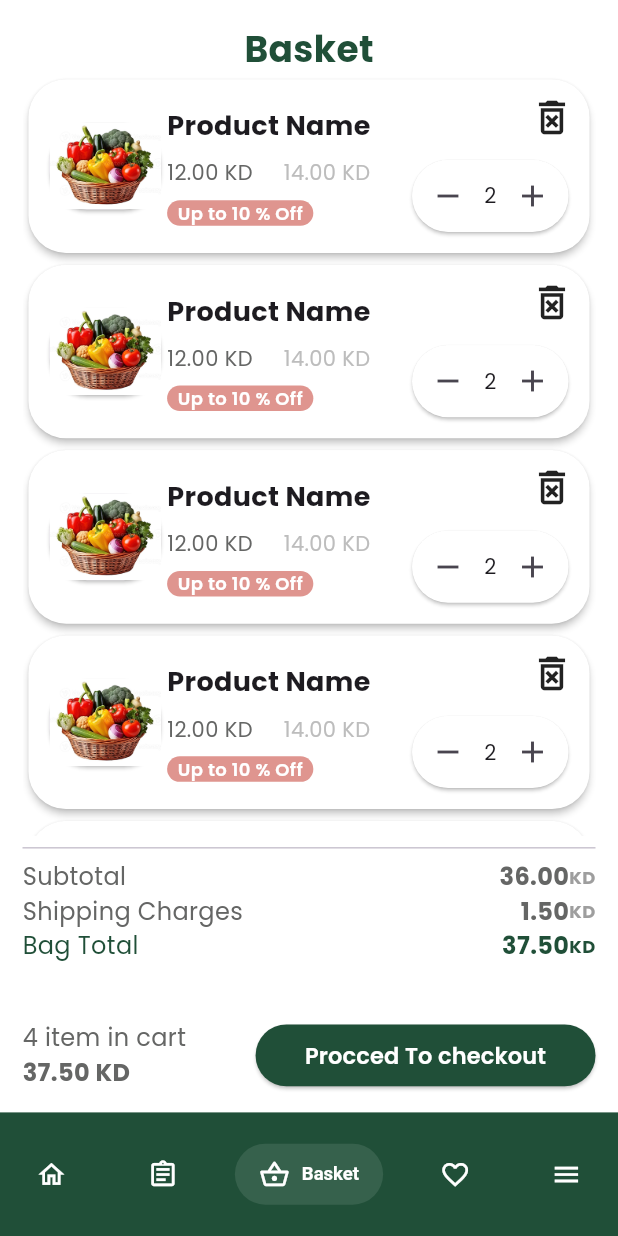
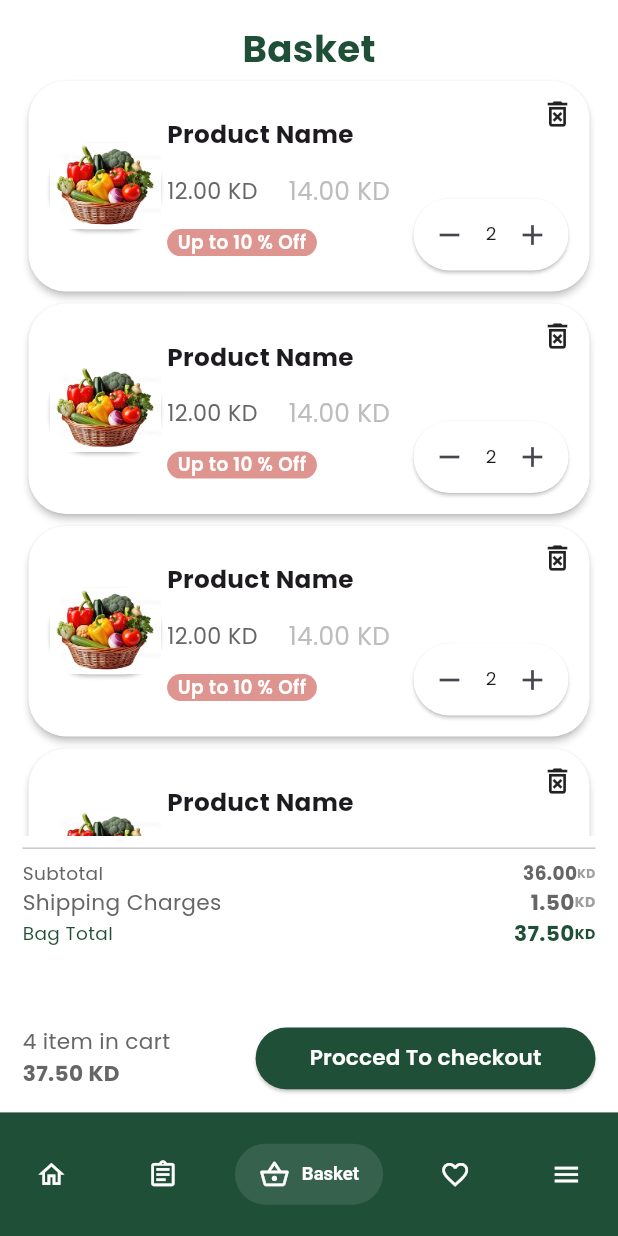
Before and after one commit to amrelmaadawy/fruit-app, a Flutter app: the LayoutMobileView screen opened directly, item 3 of the bottom bar chosen, on a phone screen of 412 x 824 dp. Run offline on Flutter 3.47's test engine with Material 3 defaults, Android fonts, the phone set to English and light mode, and no system bars; drawn by our look-alikes of salomon_bottom_bar; our stand-ins replace font_awesome_flutter, pin_code_fields, shared_preferences, smooth_page_indicator; accounts and stored records are empty.

Commit message:
fix basket responsive

```diff
--- a/lib/features/basket/views/mobile/basket_mobile_view.dart
+++ b/lib/features/basket/views/mobile/basket_mobile_view.dart
@@ -1,4 +1,5 @@
 import 'package:flutter/material.dart';
+import 'package:fruit_app/core/responsive/size_config.dart';
 import 'package:fruit_app/core/utils/app_colors.dart';
 import 'package:fruit_app/features/basket/checkout_view.dart';
 import 'package:fruit_app/features/basket/views/widgets/basket_product_item.dart';
@@ -14,7 +15,7 @@ class BasketMobileView extends StatelessWidget {
           child: Text(
             'Basket',
             style: TextStyle(
-              fontSize: 24,
+              fontSize: 6.sp,
               fontWeight: FontWeight.bold,
               color: kPrimaryColor,
             ),
@@ -36,13 +37,13 @@ class BasketMobileView extends StatelessWidget {
                   Expanded(
                     child: Text(
                       'Subtotal',
-                      style: TextStyle(fontSize: 16, color: kBorderColor),
+                      style: TextStyle(fontSize: 3.sp, color: kBorderColor),
                     ),
                   ),
                   Text(
                     '36.00',
                     style: TextStyle(
-                      fontSize: 16,
+                      fontSize: 3.sp,
                       fontWeight: FontWeight.bold,
                       color: kBorderColor,
                     ),
@@ -50,7 +51,7 @@ class BasketMobileView extends StatelessWidget {
                   Text(
                     'KD',
                     style: TextStyle(
-                      fontSize: 12,
+                      fontSize: 2.sp,
                       fontWeight: FontWeight.bold,
                       color: Colors.grey.shade500,
                     ),
@@ -62,13 +63,13 @@ class BasketMobileView extends StatelessWidget {
                   Expanded(
                     child: Text(
                       'Shipping Charges',
-                      style: TextStyle(fontSize: 16, color: kBorderColor),
+                      style: TextStyle(fontSize: 3.5.sp, color: kBorderColor),
                     ),
                   ),
                   Text(
                     '1.50',
                     style: TextStyle(
-                      fontSize: 16,
+                      fontSize: 3.5.sp,
                       fontWeight: FontWeight.bold,
                       color: kBorderColor,
                     ),
@@ -76,7 +77,7 @@ class BasketMobileView extends StatelessWidget {
                   Text(
                     'KD',
                     style: TextStyle(
-                      fontSize: 12,
+                      fontSize: 2.3.sp,
                       fontWeight: FontWeight.bold,
                       color: Colors.grey.shade500,
                     ),
@@ -88,13 +89,13 @@ class BasketMobileView extends StatelessWidget {
                   Expanded(
                     child: Text(
                       'Bag Total',
-                      style: TextStyle(fontSize: 16, color: kPrimaryColor),
+                      style: TextStyle(fontSize: 3.sp, color: kPrimaryColor),
                     ),
                   ),
                   Text(
                     '37.50',
                     style: TextStyle(
-                      fontSize: 16,
+                      fontSize: 3.5.sp,
                       fontWeight: FontWeight.bold,
                       color: kPrimaryColor,
                     ),
@@ -102,7 +103,7 @@ class BasketMobileView extends StatelessWidget {
                   Text(
                     'KD',
                     style: TextStyle(
-                      fontSize: 12,
+                      fontSize: 2.3.sp,
                       fontWeight: FontWeight.bold,
                       color: kPrimaryColor,
                     ),
@@ -119,12 +120,15 @@ class BasketMobileView extends StatelessWidget {
                       children: [
                         Text(
                           '4 item in cart',
-                          style: TextStyle(fontSize: 16, color: kBorderColor),
+                          style: TextStyle(
+                            fontSize: 3.5.sp,
+                            color: kBorderColor,
+                          ),
                         ),
                         Text(
                           '37.50 KD',
                           style: TextStyle(
-                            fontSize: 16,
+                            fontSize: 3.5.sp,
                             fontWeight: FontWeight.bold,
                             color: kBorderColor,
                           ),
@@ -133,8 +137,8 @@ class BasketMobileView extends StatelessWidget {
                     ),
                   ),
                   SizedBox(
-                    width: MediaQuery.of(context).size.width * 0.55,
-                    height: MediaQuery.of(context).size.height * 0.05,
+                    width: 55.w,
+                    height: 5.h,
                     child: ElevatedButton(
                       style: ElevatedButton.styleFrom(
                         backgroundColor: kPrimaryColor,
@@ -150,7 +154,7 @@ class BasketMobileView extends StatelessWidget {
                       child: Text(
                         'Procced To checkout',
                         style: TextStyle(
-                          fontSize: 15,
+                          fontSize: 3.5.sp,
                           fontWeight: FontWeight.w600,
                           color: Colors.white,
                         ),
--- a/lib/features/basket/views/tablet/basket_tablet_view.dart
+++ /dev/null
@@ -1,10 +0,0 @@
-import 'package:flutter/material.dart';
-
-class BasketTabletView extends StatelessWidget {
-  const BasketTabletView({super.key});
-
-  @override
-  Widget build(BuildContext context) {
-    return Container();
-  }
-}
--- a/lib/features/basket/views/tablet/checkout_tablet_view.dart
+++ /dev/null
@@ -1,10 +0,0 @@
-import 'package:flutter/material.dart';
-
-class CheckoutTabletView extends StatelessWidget {
-  const CheckoutTabletView({super.key});
-
-  @override
-  Widget build(BuildContext context) {
-    return Container();
-  }
-}
--- a/lib/features/basket/views/widgets/basket_product_item.dart
+++ b/lib/features/basket/views/widgets/basket_product_item.dart
@@ -1,17 +1,15 @@
-
 import 'package:flutter/material.dart';
+import 'package:fruit_app/core/responsive/size_config.dart';
 import 'package:fruit_app/core/utils/app_colors.dart';
 import 'package:fruit_app/core/utils/app_size.dart';
 
 class BasketProductItem extends StatelessWidget {
-  const BasketProductItem({
-    super.key,
-  });
+  const BasketProductItem({super.key});
 
   @override
   Widget build(BuildContext context) {
     return SizedBox(
-      height: MediaQuery.of(context).size.height * 0.15,
+      height: 18.h,
       child: Card(
         color: Colors.white,
         elevation: 2,
@@ -24,7 +22,7 @@ class BasketProductItem extends StatelessWidget {
             children: [
               CircleAvatar(
                 backgroundColor: Colors.white,
-                radius: MediaQuery.of(context).size.width * 0.1,
+                radius: 10.sp,
                 child: Card(
                   shape: RoundedRectangleBorder(
                     borderRadius: BorderRadiusGeometry.circular(
@@ -41,7 +39,7 @@ class BasketProductItem extends StatelessWidget {
                   Text(
                     'Product Name',
                     style: TextStyle(
-                      fontSize: 18,
+                      fontSize: 4.sp,
                       fontWeight: FontWeight.bold,
                     ),
                   ),
@@ -49,15 +47,13 @@ class BasketProductItem extends StatelessWidget {
                     children: [
                       Text(
                         '12.00 KD',
-                        style: TextStyle(fontSize: 14, color: kBorderColor),
+                        style: TextStyle(fontSize: 3.6.sp, color: kBorderColor),
                       ),
-                      SizedBox(
-                        width: MediaQuery.of(context).size.width * 0.05,
-                      ),
+                      SizedBox(width: 5.w),
                       Text(
                         '14.00 KD',
                         style: TextStyle(
-                          fontSize: 14,
+                          fontSize: 4.sp,
                           color: Colors.grey.shade400,
                         ),
                       ),
@@ -72,7 +68,7 @@ class BasketProductItem extends StatelessWidget {
                     child: Text(
                       'Up to 10 % Off',
                       style: TextStyle(
-                        fontSize: 12,
+                        fontSize: 3.sp,
                         fontWeight: FontWeight.w600,
                         color: Colors.white,
                       ),
@@ -85,7 +81,7 @@ class BasketProductItem extends StatelessWidget {
                 crossAxisAlignment: CrossAxisAlignment.end,
                 mainAxisAlignment: MainAxisAlignment.spaceBetween,
                 children: [
-                  Icon(Icons.delete_forever_outlined, size: 30),
+                  Icon(Icons.delete_forever_outlined, size: 5.5.sp),
 
                   Card(
                     color: Colors.white,
@@ -99,10 +95,13 @@ class BasketProductItem extends StatelessWidget {
                       children: [
                         IconButton(
                           onPressed: () {},
-                          icon: Icon(Icons.remove),
+                          icon: Icon(Icons.remove, size: 5.5.sp),
                         ),
-                        Text('2'),
-                        IconButton(onPressed: () {}, icon: Icon(Icons.add)),
+                        Text('2', style: TextStyle(fontSize: 3.sp)),
+                        IconButton(
+                          onPressed: () {},
+                          icon: Icon(Icons.add, size: 5.5.sp),
+                        ),
                       ],
                     ),
                   ),
```
